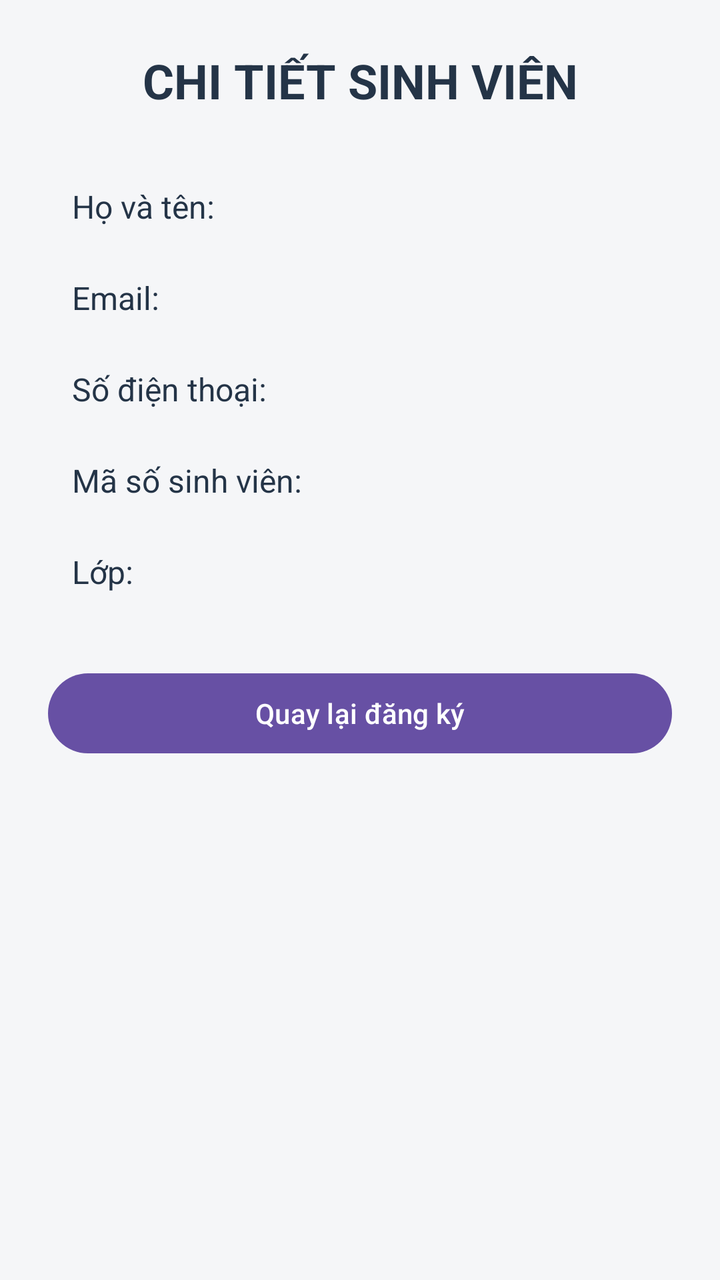
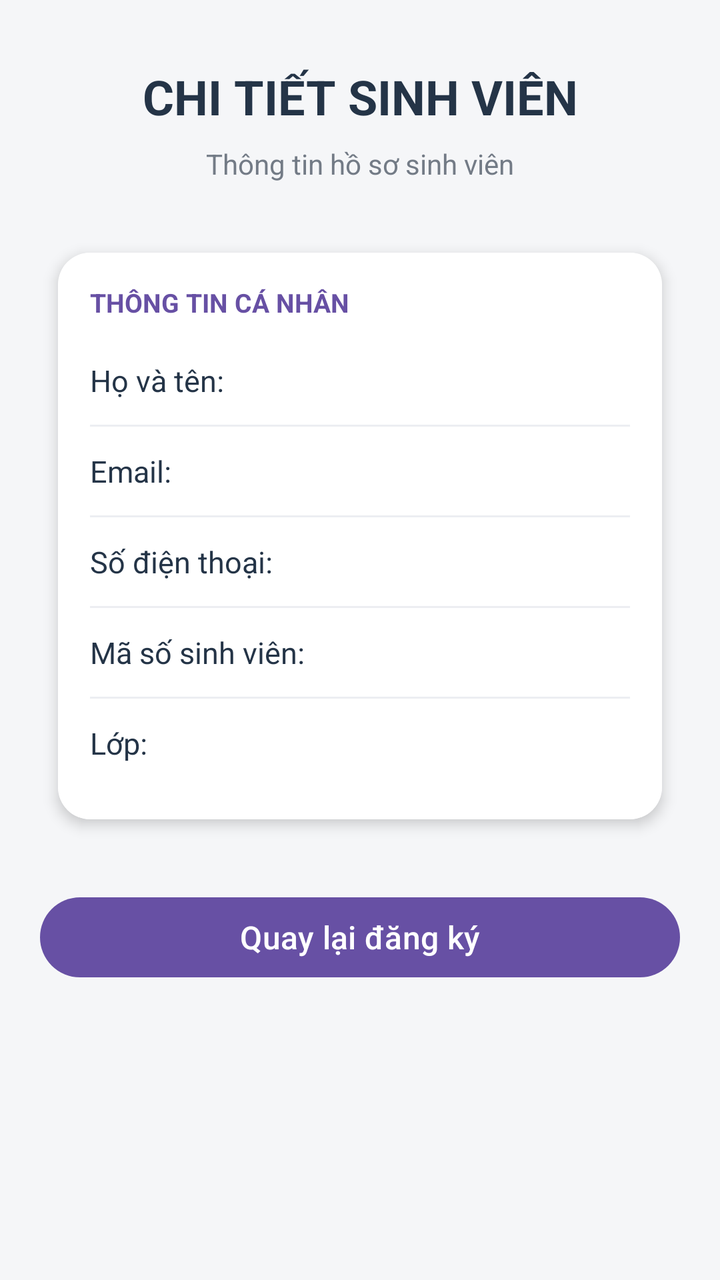

Compare the two renders of this Android layout. The source of the first and the diff that turns it into the second are given below.
<!-- AndroidManifest.xml: application theme Theme._348_DoanNgocTuong_BT_Event_validation -->
<!-- res/layout/activity_detail.xml -->
<?xml version="1.0" encoding="utf-8"?>
<ScrollView xmlns:android="http://schemas.android.com/apk/res/android"
    android:layout_width="match_parent"
    android:layout_height="match_parent"
    android:background="#F5F6F8"
    android:fillViewport="true">

    <LinearLayout
        android:layout_width="match_parent"
        android:layout_height="wrap_content"
        android:orientation="vertical"
        android:padding="24dp">

        <TextView
            android:layout_width="match_parent"
            android:layout_height="wrap_content"
            android:text="CHI TIẾT SINH VIÊN"
            android:textColor="#243447"
            android:textSize="24sp"
            android:textStyle="bold"
            android:gravity="center"
            android:layout_marginBottom="24dp" />

        <TextView
            android:id="@+id/tvChiTietHoTen"
            android:layout_width="match_parent"
            android:layout_height="wrap_content"
            android:text="Họ và tên:"
            android:textColor="#243447"
            android:textSize="16sp"
            android:padding="12dp" />

        <TextView
            android:id="@+id/tvChiTietEmail"
            android:layout_width="match_parent"
            android:layout_height="wrap_content"
            android:text="Email:"
            android:textColor="#243447"
            android:textSize="16sp"
            android:padding="12dp" />

        <TextView
            android:id="@+id/tvChiTietSoDienThoai"
            android:layout_width="match_parent"
            android:layout_height="wrap_content"
            android:text="Số điện thoại:"
            android:textColor="#243447"
            android:textSize="16sp"
            android:padding="12dp" />

        <TextView
            android:id="@+id/tvChiTietMssv"
            android:layout_width="match_parent"
            android:layout_height="wrap_content"
            android:text="Mã số sinh viên:"
            android:textColor="#243447"
            android:textSize="16sp"
            android:padding="12dp" />

        <TextView
            android:id="@+id/tvChiTietLop"
            android:layout_width="match_parent"
            android:layout_height="wrap_content"
            android:text="Lớp:"
            android:textColor="#243447"
            android:textSize="16sp"
            android:padding="12dp" />

        <Button
            android:id="@+id/btnQuayLai"
            android:layout_width="match_parent"
            android:layout_height="wrap_content"
            android:text="Quay lại đăng ký"
            android:textAllCaps="false"
            android:layout_marginTop="24dp" />

    </LinearLayout>
</ScrollView>
<!-- resources referenced by this layout -->
<resources>
  <style name="Theme._348_DoanNgocTuong_BT_Event_validation" parent="Base.Theme._348_DoanNgocTuong_BT_Event_validation" />
  <style name="Base.Theme._348_DoanNgocTuong_BT_Event_validation" parent="Theme.Material3.DayNight.NoActionBar">
          
          
      </style>
</resources>

<!-- the commit's change to res/layout/activity_detail.xml (unified diff, before → after) -->
@@ -3,13 +3,17 @@
     android:layout_width="match_parent"
     android:layout_height="match_parent"
     android:background="#F5F6F8"
-    android:fillViewport="true">
+    android:fillViewport="true"
+    android:fitsSystemWindows="true">
 
     <LinearLayout
         android:layout_width="match_parent"
         android:layout_height="wrap_content"
         android:orientation="vertical"
-        android:padding="24dp">
+        android:paddingStart="20dp"
+        android:paddingEnd="20dp"
+        android:paddingTop="32dp"
+        android:paddingBottom="24dp">
 
         <TextView
             android:layout_width="match_parent"
@@ -19,52 +23,110 @@
             android:textSize="24sp"
             android:textStyle="bold"
             android:gravity="center"
+            android:layout_marginBottom="8dp" />
+
+        <TextView
+            android:layout_width="match_parent"
+            android:layout_height="wrap_content"
+            android:text="Thông tin hồ sơ sinh viên"
+            android:textColor="#737B86"
+            android:textSize="14sp"
+            android:gravity="center"
             android:layout_marginBottom="24dp" />
 
-        <TextView
-            android:id="@+id/tvChiTietHoTen"
+        <androidx.cardview.widget.CardView
             android:layout_width="match_parent"
             android:layout_height="wrap_content"
-            android:text="Họ và tên:"
-            android:textColor="#243447"
-            android:textSize="16sp"
-            android:padding="12dp" />
+            android:layout_marginBottom="20dp"
+            android:elevation="4dp"
+            app:cardCornerRadius="16dp"
+            app:cardElevation="4dp"
+            app:cardUseCompatPadding="true"
+            xmlns:app="http://schemas.android.com/apk/res-auto">
 
-        <TextView
-            android:id="@+id/tvChiTietEmail"
-            android:layout_width="match_parent"
-            android:layout_height="wrap_content"
-            android:text="Email:"
-            android:textColor="#243447"
-            android:textSize="16sp"
-            android:padding="12dp" />
+            <LinearLayout
+                android:layout_width="match_parent"
+                android:layout_height="wrap_content"
+                android:orientation="vertical"
+                android:padding="16dp"
+                android:background="#FFFFFF">
 
-        <TextView
-            android:id="@+id/tvChiTietSoDienThoai"
-            android:layout_width="match_parent"
-            android:layout_height="wrap_content"
-            android:text="Số điện thoại:"
-            android:textColor="#243447"
-            android:textSize="16sp"
-            android:padding="12dp" />
+                <TextView
+                    android:layout_width="match_parent"
+                    android:layout_height="wrap_content"
+                    android:text="THÔNG TIN CÁ NHÂN"
+                    android:textColor="#6750A4"
+                    android:textStyle="bold"
+                    android:textSize="13sp"
+                    android:layout_marginBottom="8dp" />
 
-        <TextView
-            android:id="@+id/tvChiTietMssv"
-            android:layout_width="match_parent"
-            android:layout_height="wrap_content"
-            android:text="Mã số sinh viên:"
-            android:textColor="#243447"
-            android:textSize="16sp"
-            android:padding="12dp" />
+                <TextView
+                    android:id="@+id/tvChiTietHoTen"
+                    android:layout_width="match_parent"
+                    android:layout_height="wrap_content"
+                    android:text="Họ và tên:"
+                    android:textColor="#243447"
+                    android:textSize="15sp"
+                    android:paddingVertical="12dp" />
 
-        <TextView
-            android:id="@+id/tvChiTietLop"
-            android:layout_width="match_parent"
-            android:layout_height="wrap_content"
-            android:text="Lớp:"
-            android:textColor="#243447"
-            android:textSize="16sp"
-            android:padding="12dp" />
+                <View
+                    android:layout_width="match_parent"
+                    android:layout_height="1dp"
+                    android:background="#ECEEF2" />
+
+                <TextView
+                    android:id="@+id/tvChiTietEmail"
+                    android:layout_width="match_parent"
+                    android:layout_height="wrap_content"
+                    android:text="Email:"
+                    android:textColor="#243447"
+                    android:textSize="15sp"
+                    android:paddingVertical="12dp" />
+
+                <View
+                    android:layout_width="match_parent"
+                    android:layout_height="1dp"
+                    android:background="#ECEEF2" />
+
+                <TextView
+                    android:id="@+id/tvChiTietSoDienThoai"
+                    android:layout_width="match_parent"
+                    android:layout_height="wrap_content"
+                    android:text="Số điện thoại:"
+                    android:textColor="#243447"
+                    android:textSize="15sp"
+                    android:paddingVertical="12dp" />
+
+                <View
+                    android:layout_width="match_parent"
+                    android:layout_height="1dp"
+                    android:background="#ECEEF2" />
+
+                <TextView
+                    android:id="@+id/tvChiTietMssv"
+                    android:layout_width="match_parent"
+                    android:layout_height="wrap_content"
+                    android:text="Mã số sinh viên:"
+                    android:textColor="#243447"
+                    android:textSize="15sp"
+                    android:paddingVertical="12dp" />
+
+                <View
+                    android:layout_width="match_parent"
+                    android:layout_height="1dp"
+                    android:background="#ECEEF2" />
+
+                <TextView
+                    android:id="@+id/tvChiTietLop"
+                    android:layout_width="match_parent"
+                    android:layout_height="wrap_content"
+                    android:text="Lớp:"
+                    android:textColor="#243447"
+                    android:textSize="15sp"
+                    android:paddingVertical="12dp" />
+
+            </LinearLayout>
+        </androidx.cardview.widget.CardView>
 
         <Button
             android:id="@+id/btnQuayLai"
@@ -72,7 +134,8 @@
             android:layout_height="wrap_content"
             android:text="Quay lại đăng ký"
             android:textAllCaps="false"
-            android:layout_marginTop="24dp" />
+            android:textSize="16sp"
+            android:layout_marginTop="4dp" />
 
     </LinearLayout>
 </ScrollView>
